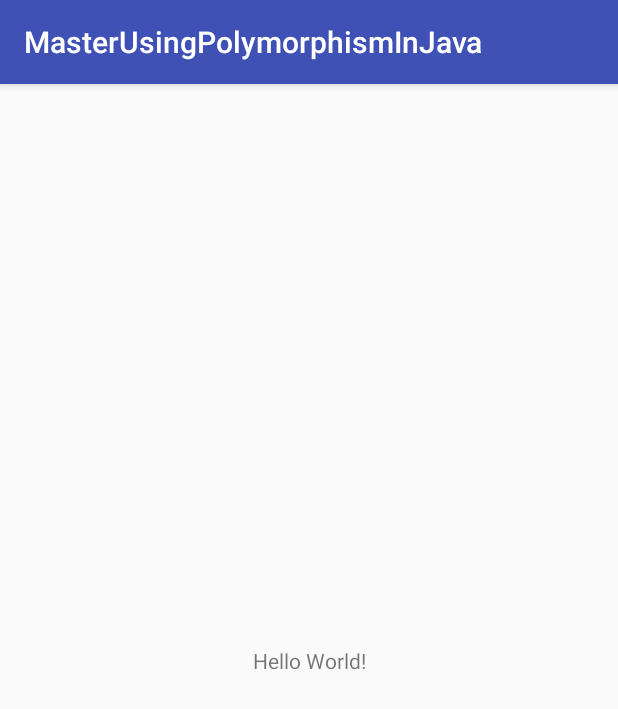
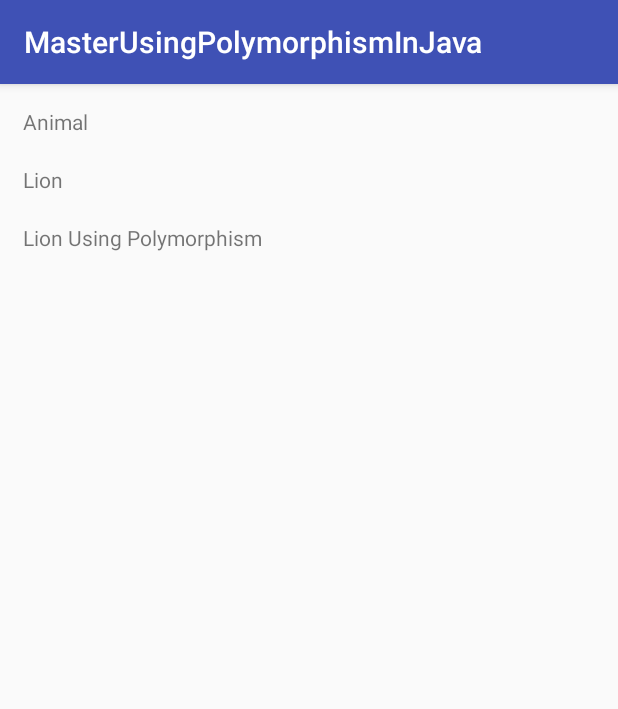
Before and after one commit to blazan420/MasterUsingPolymorphismInJava, an Android app: the screen it shows after launch (MainActivity), on a phone screen of 412 x 824 dp. Shown: the top 709 px of the screen. Run offline under Robolectric (Android 15) with nearby library versions, the phone set to English and light mode, and no system bars.

Commit message:
224 App Number 27 - Part1 - Master using Polymorphism in Java //Coding

```diff
--- /dev/null
+++ b/app/src/main/java/com/example/kevin/masterusingpolymorphisminjava/Cat.java
@@ -0,0 +1,4 @@
+package com.example.kevin.masterusingpolymorphisminjava;
+
+public class Cat {
+}
--- /dev/null
+++ b/app/src/main/java/com/example/kevin/masterusingpolymorphisminjava/Lion.java
@@ -0,0 +1,4 @@
+package com.example.kevin.masterusingpolymorphisminjava;
+
+public class Lion {
+}
--- a/app/src/main/java/com/example/kevin/masterusingpolymorphisminjava/MainActivity.java
+++ b/app/src/main/java/com/example/kevin/masterusingpolymorphisminjava/MainActivity.java
@@ -9,5 +9,8 @@ public class MainActivity extends AppCompatActivity {
     protected void onCreate(Bundle savedInstanceState) {
         super.onCreate(savedInstanceState);
         setContentView(R.layout.activity_main);
+
+
+
     }
 }
--- a/app/src/main/res/layout/activity_main.xml
+++ b/app/src/main/res/layout/activity_main.xml
@@ -1,18 +1,61 @@
 <?xml version="1.0" encoding="utf-8"?>
-<android.support.constraint.ConstraintLayout xmlns:android="http://schemas.android.com/apk/res/android"
+<RelativeLayout xmlns:android="http://schemas.android.com/apk/res/android"
     xmlns:app="http://schemas.android.com/apk/res-auto"
     xmlns:tools="http://schemas.android.com/tools"
     android:layout_width="match_parent"
     android:layout_height="match_parent"
     tools:context=".MainActivity">
 
-    <TextView
-        android:layout_width="wrap_content"
-        android:layout_height="wrap_content"
-        android:text="Hello World!"
-        app:layout_constraintBottom_toBottomOf="parent"
-        app:layout_constraintLeft_toLeftOf="parent"
-        app:layout_constraintRight_toRightOf="parent"
-        app:layout_constraintTop_toTopOf="parent" />
+    <LinearLayout
+        android:layout_width="match_parent"
+        android:layout_height="match_parent"
+        android:layout_centerInParent="false"
+        android:layout_margin="15dp"
+        android:orientation="vertical">
 
-</android.support.constraint.ConstraintLayout>
+        <ScrollView
+            android:layout_width="match_parent"
+            android:layout_height="match_parent"
+            android:layout_gravity="center_horizontal">
+
+            <LinearLayout
+                android:layout_width="match_parent"
+                android:layout_height="wrap_content"
+                android:orientation="vertical">
+
+                <TextView
+                    android:id="@+id/textView"
+                    android:layout_width="wrap_content"
+                    android:layout_height="match_parent"
+                    android:text="Animal" />
+
+                <TextView
+                    android:id="@+id/txtAnimal"
+                    android:layout_width="wrap_content"
+                    android:layout_height="wrap_content" />
+
+                <TextView
+                    android:id="@+id/textView3"
+                    android:layout_width="match_parent"
+                    android:layout_height="wrap_content"
+                    android:text="Lion" />
+
+                <TextView
+                    android:id="@+id/txtLion"
+                    android:layout_width="match_parent"
+                    android:layout_height="wrap_content" />
+
+                <TextView
+                    android:id="@+id/textView5"
+                    android:layout_width="match_parent"
+                    android:layout_height="wrap_content"
+                    android:text="Lion Using Polymorphism" />
+
+                <TextView
+                    android:id="@+id/txtPolymorphism"
+                    android:layout_width="match_parent"
+                    android:layout_height="wrap_content" />
+            </LinearLayout>
+        </ScrollView>
+    </LinearLayout>
+</RelativeLayout>
```
Also changed, not shown: app/src/main/java/com/example/kevin/masterusingpolymorphisminjava/Animal.java (added, +59 -0 lines).
